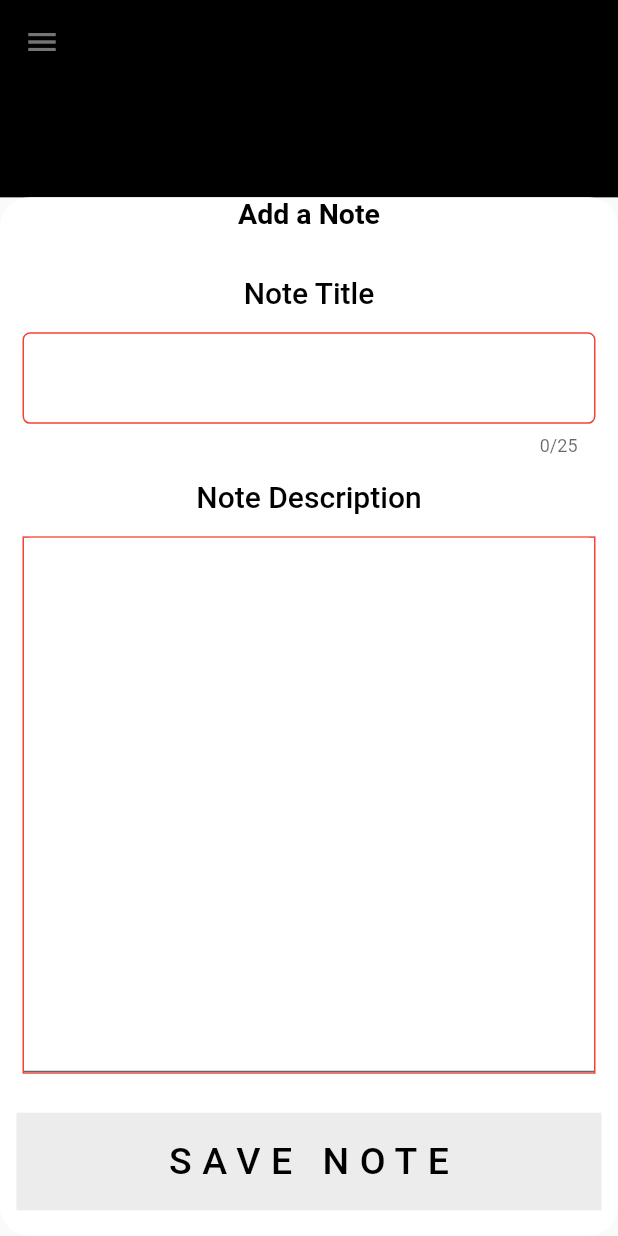
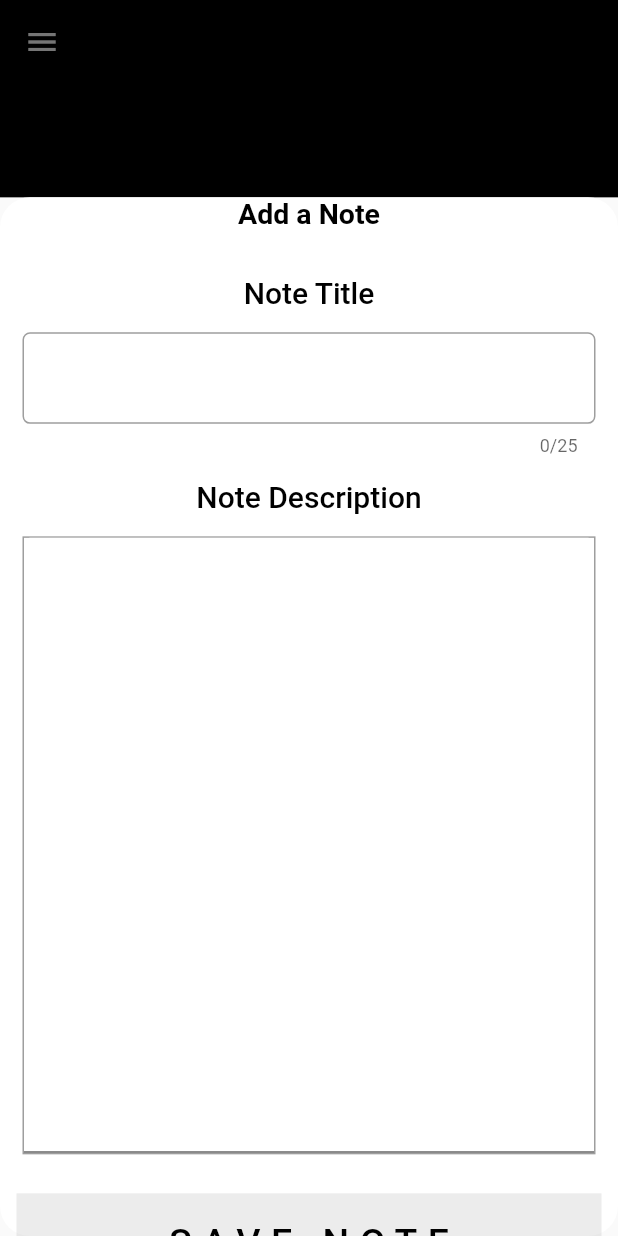
Before and after one commit to Temilayo1/fam-church, a Flutter app: the screen it shows after launch, scrolled down 309 dp, after a tap on the "edit" icon, on a phone screen of 412 x 824 dp. Run offline on Flutter 3.47's test engine with Material 2 defaults, Android fonts, the light colour scheme and no system bars; our stand-ins replace flutter_slidable, flutter_spinkit.

Commit message:
updates_add_list
updates_add_list

```diff
--- a/lib/screens/notes/add_list.dart
+++ b/lib/screens/notes/add_list.dart
@@ -50,7 +50,7 @@ class _AddListState extends State<AddList> {
                 decoration: InputDecoration(
                     focusColor: Colors.white,
                     enabledBorder: OutlineInputBorder(
-                      borderSide: BorderSide(color: Colors.red),
+                      borderSide: BorderSide(color: Colors.grey),
                       borderRadius: BorderRadius.circular(5),
                     ),
                     filled: true,
@@ -73,9 +73,9 @@ class _AddListState extends State<AddList> {
               padding: const EdgeInsets.all(15.0),
               child: Container(
                 decoration: BoxDecoration(
-                  border: Border.all(color: Colors.red),
+                  border: Border.all(color: Colors.grey),
                 ),
-                height: size.height / 2.3,
+                height: size.height / 2,
                 child: TextField(
                   maxLines: 250,
 
```
